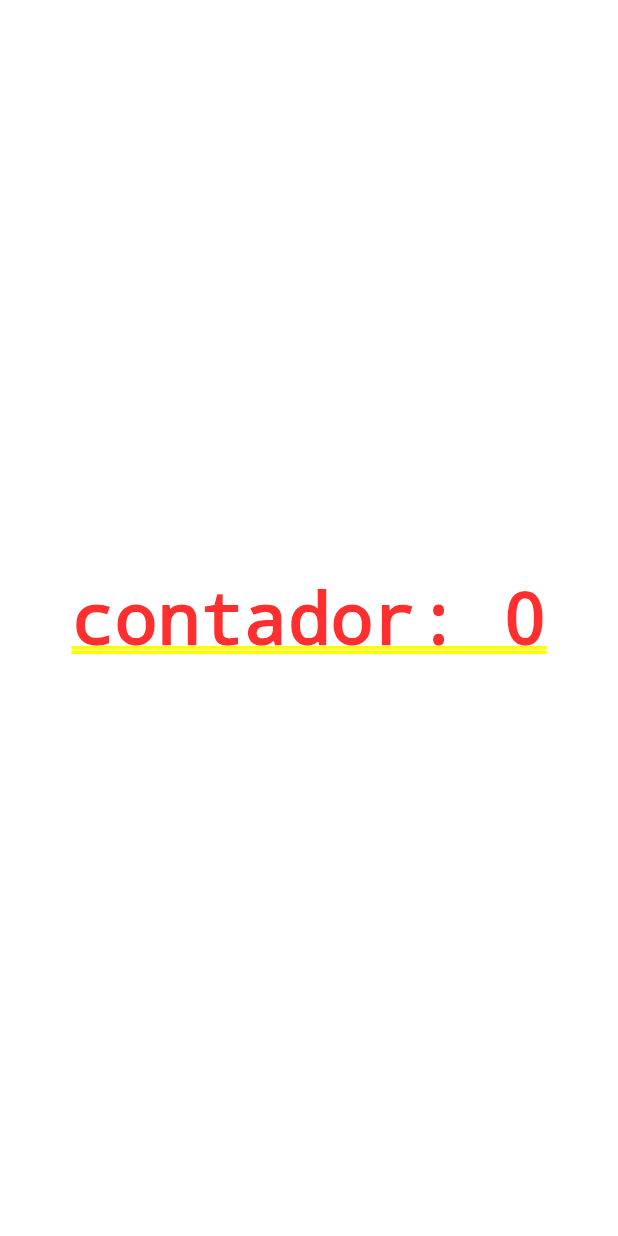
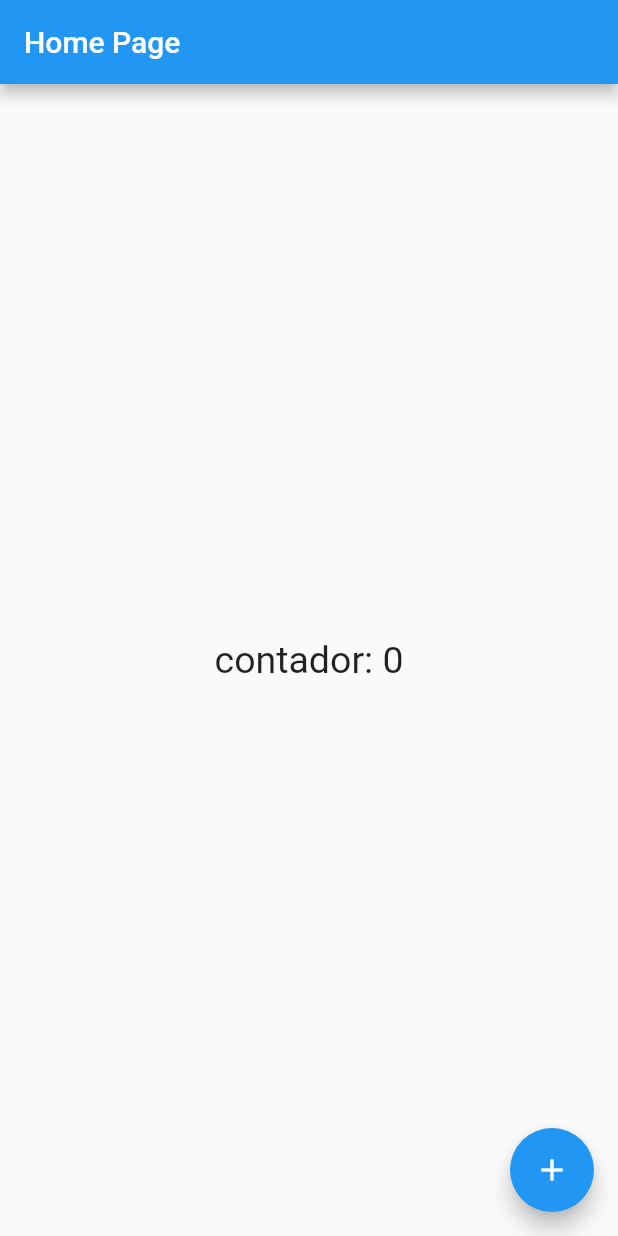
Before and after one commit to yuri-duque/flutter_hello_word, a Flutter app: the screen it shows after launch, on a phone screen of 412 x 824 dp. Run offline on Flutter 3.47's test engine with Material 2 defaults, Android fonts, the phone set to English and light mode, and no system bars.

Commit message:
adicionando scaffold e criando floatingActionButton

```diff
--- a/lib/home_page.dart
+++ b/lib/home_page.dart
@@ -1,4 +1,5 @@
 import 'package:flutter/cupertino.dart';
+import 'package:flutter/material.dart';
 
 class HomePage extends StatefulWidget {
   @override
@@ -12,16 +13,25 @@ class HomePageState extends State<HomePage> {
 
   @override
   Widget build(BuildContext context) {
-    return Container(
-      child: Center(
-          child: GestureDetector(
-        child: Text('contador: ${counter}'),
-        onTap: () {
-          setState(() {
-            counter++;
-          });
-        },
-      )),
+    return Scaffold(
+      appBar: AppBar(
+        title: Text('Home Page'),
+      ),
+      body: Center(
+        child: GestureDetector(
+          child: Text(
+            'contador: $counter',
+            style: TextStyle(fontSize: 25),
+          ),
+        ),
+      ),
+      floatingActionButton: FloatingActionButton(
+          child: Icon(Icons.add),
+          onPressed: () {
+            setState(() {
+              counter++;
+            });
+          }),
     );
   }
 }
```
